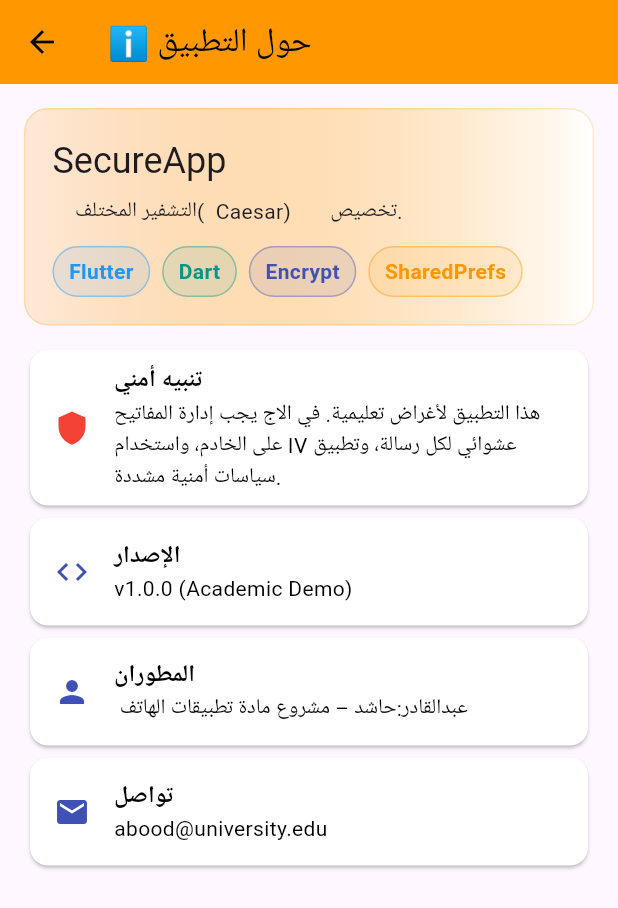
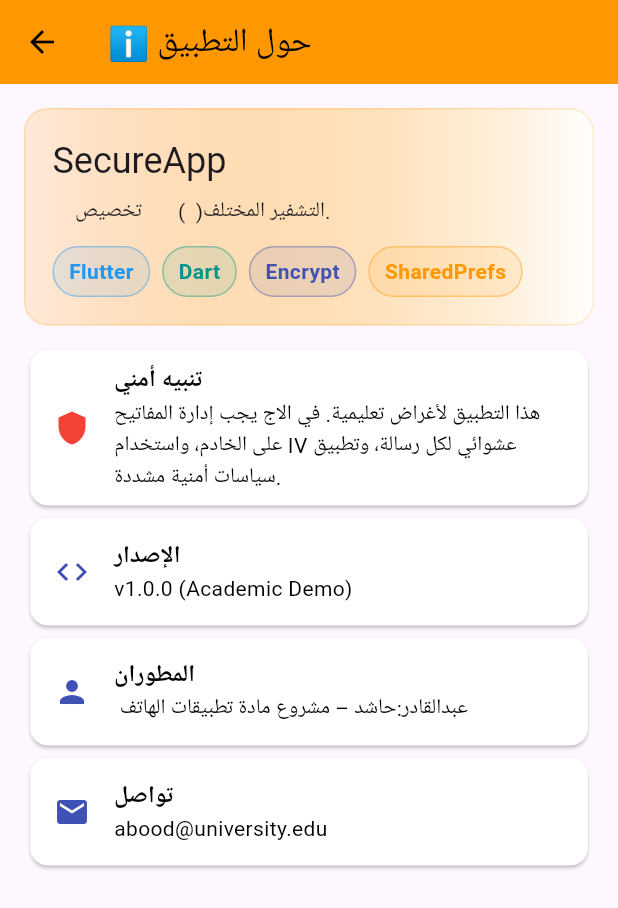
Before and after one commit to hashedalmaswi/my-project, a Flutter app: the AboutPage screen opened directly, on a phone screen of 412 x 824 dp. Shown: the top 908 px of the screen. Run offline on Flutter 3.47's test engine with Material 3 defaults, Android fonts, the phone set to English and light mode, and no system bars; our stand-ins replace shared_preferences; missing offline and left inert: encrypt; accounts and stored records are empty.

Commit message:
User@DESKTOP-E4J2K2B MINGW64 /e/flutter (encrypt) $
User@DESKTOP-E4J2K2B MINGW64 /e/flutter (encrypt)
$

User@DESKTOP-E4J2K2B MINGW64 /e/flutter (encrypt)
$ git commit -am

```diff
--- a/lib/about_page.dart
+++ b/lib/about_page.dart
@@ -50,7 +50,7 @@ class AboutPage extends StatelessWidget {
                 Text('SecureApp', style: Theme.of(context).textTheme.headlineSmall),
                 const SizedBox(height: 8),
                 const Text(
-                  '    التشفير المختلف(  Caesar) '
+                  '    التشفير المختلف(  ) '
                       '      تخصيص.',
                 ),
                 const SizedBox(height: 12),
```
